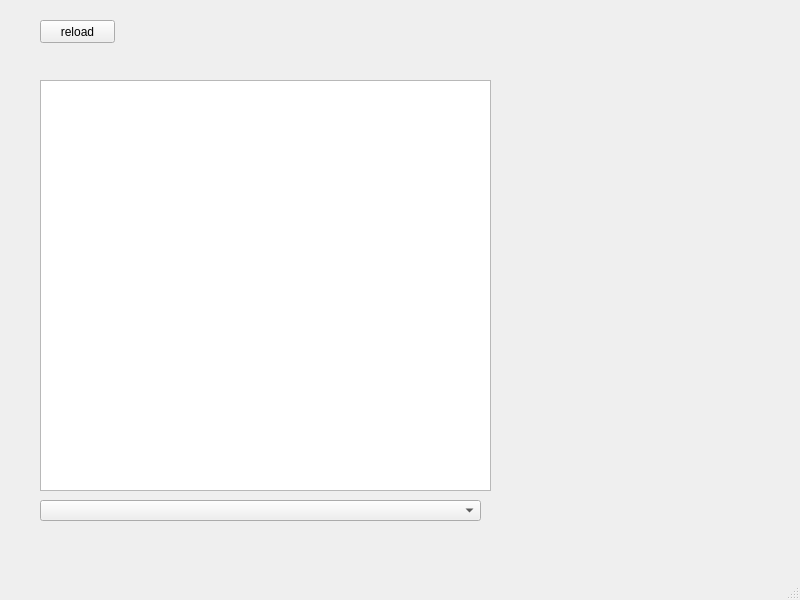
Before: the Qt Designer form SyncTank.ui in ml37/WoT_Skin_Sync, drawn with Qt 5.
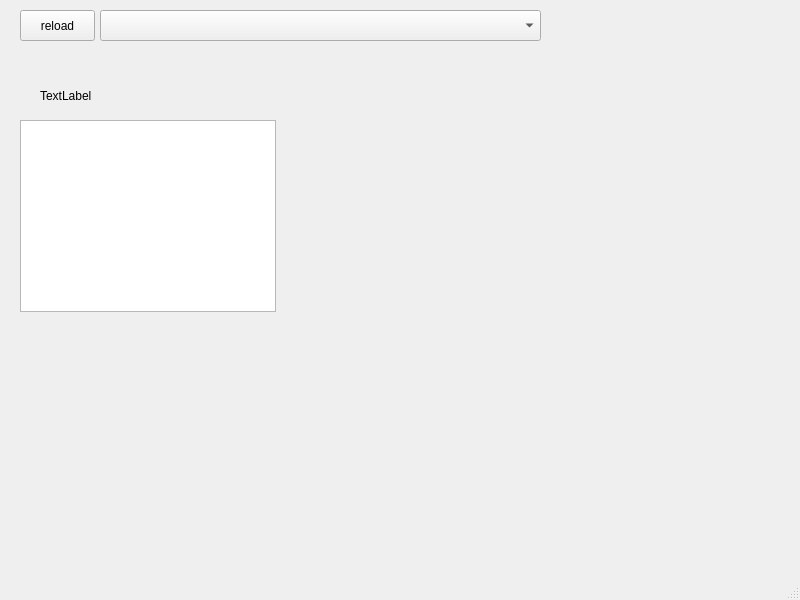
After: the same form once the commit is applied.

The edit to the form file:
```diff
--- a/SyncTank.ui
+++ b/SyncTank.ui
@@ -17,10 +17,10 @@
    <widget class="QPushButton" name="pushButton">
     <property name="geometry">
      <rect>
-      <x>40</x>
-      <y>20</y>
+      <x>20</x>
+      <y>10</y>
       <width>75</width>
-      <height>23</height>
+      <height>31</height>
      </rect>
     </property>
     <property name="text">
@@ -30,20 +30,33 @@
    <widget class="QComboBox" name="comboBox">
     <property name="geometry">
      <rect>
-      <x>40</x>
-      <y>500</y>
+      <x>100</x>
+      <y>10</y>
       <width>441</width>
-      <height>21</height>
+      <height>31</height>
      </rect>
     </property>
    </widget>
-   <widget class="QListWidget" name="listWidget">
+   <widget class="QLabel" name="label">
     <property name="geometry">
      <rect>
       <x>40</x>
-      <y>80</y>
-      <width>451</width>
-      <height>411</height>
+      <y>90</y>
+      <width>56</width>
+      <height>12</height>
+     </rect>
+    </property>
+    <property name="text">
+     <string>TextLabel</string>
+    </property>
+   </widget>
+   <widget class="QListView" name="listView">
+    <property name="geometry">
+     <rect>
+      <x>20</x>
+      <y>120</y>
+      <width>256</width>
+      <height>192</height>
      </rect>
     </property>
    </widget>
```
Left out of the diff: 2 changed lines with no effect on the pictures.
